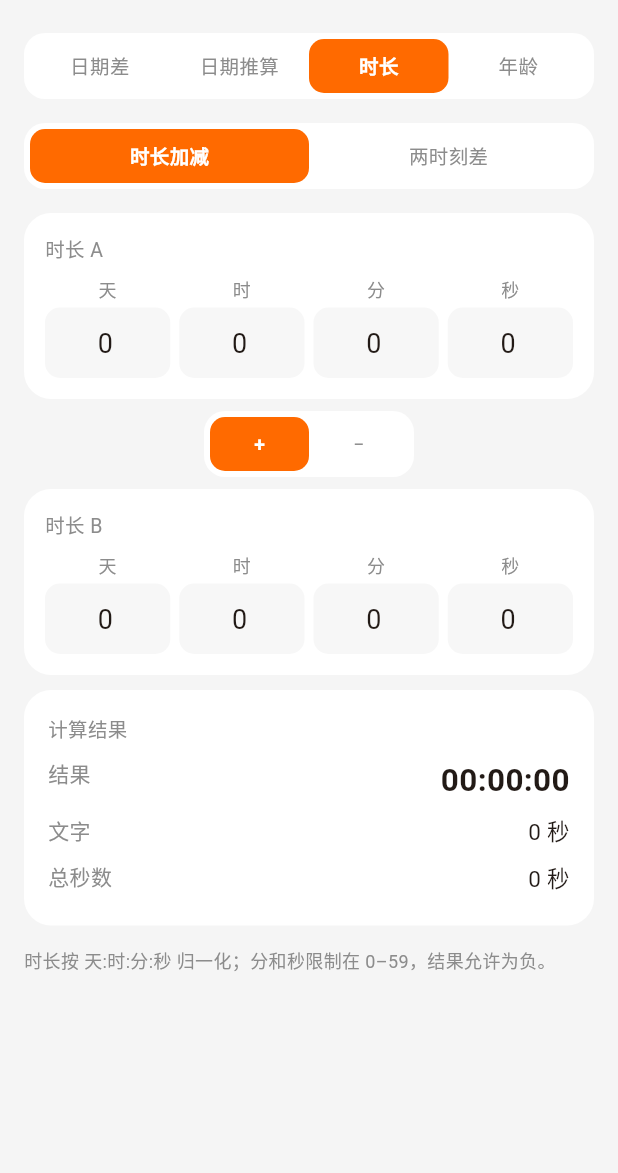
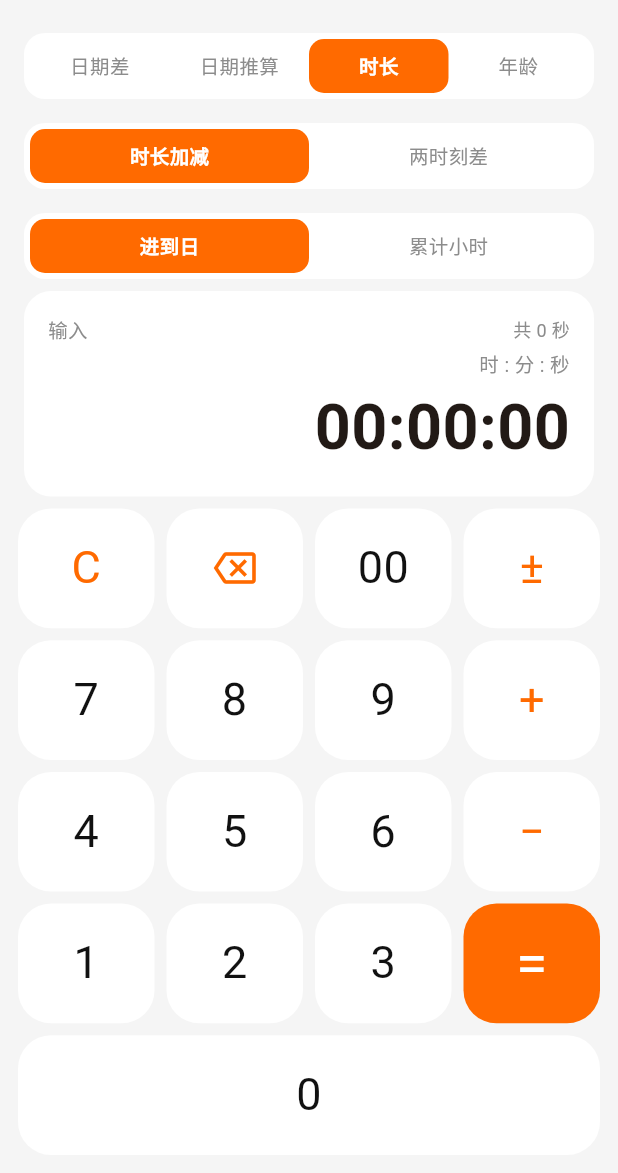
Before and after one commit to fnthinklevi/FnthinkCalculator, a Flutter app: the TimeCalculatorPage screen opened directly, after a tap on "日期推算", after a tap on "时长", on a phone screen of 412 x 824 dp, the part 63-1236 px from its top. Run offline on Flutter 3.47's test engine with Material 3 defaults, Android fonts, the phone set to English and light mode, and no system bars; our stand-ins replace shared_preferences; accounts and stored records are empty.

Commit message:
feat: 时分秒计算器键盘与进位开关
- 单行 H:MM:SS 显示 + 内置数字键盘，数字按 60 进制自动归一化
- 加减、正负、退格、清空、双零；结果可选“进到日/累计小时”
- 复用主计算器按键样式，输入时不再弹出系统键盘
- 113 项测试，模拟器 1:30:00+0:45:00=02:15:00 走查通过

```diff
--- a/lib/app/app_scope.dart
+++ b/lib/app/app_scope.dart
@@ -14,4 +14,8 @@ class AppScope extends InheritedNotifier<SettingsController> {
     assert(scope != null, 'AppScope not found in widget tree');
     return scope!.notifier!;
   }
+
+  static SettingsController? maybeOf(BuildContext context) {
+    return context.dependOnInheritedWidgetOfExactType<AppScope>()?.notifier;
+  }
 }
--- a/lib/core/utils/duration_calc.dart
+++ b/lib/core/utils/duration_calc.dart
@@ -1,4 +1,34 @@
 String twoDigits(int value) => value.toString().padLeft(2, '0');
+
+int secondsFromTimeDigits(String digits) {
+  if (digits.isEmpty) {
+    return 0;
+  }
+  final secondsPart = digits.length <= 2
+      ? digits
+      : digits.substring(digits.length - 2);
+  final minuteEnd = digits.length - 2;
+  final minuteStart = minuteEnd > 2 ? minuteEnd - 2 : 0;
+  final minutesPart = minuteEnd > 0
+      ? digits.substring(minuteStart, minuteEnd)
+      : '';
+  final hoursPart = minuteStart > 0 ? digits.substring(0, minuteStart) : '';
+  final seconds = int.tryParse(secondsPart) ?? 0;
+  final minutes = minutesPart.isEmpty ? 0 : int.tryParse(minutesPart) ?? 0;
+  final hours = hoursPart.isEmpty ? 0 : int.tryParse(hoursPart) ?? 0;
+  return hours * 3600 + minutes * 60 + seconds;
+}
+
+String formatDurationAccumulated(int totalSeconds) {
+  final negative = totalSeconds < 0;
+  final absolute = totalSeconds.abs();
+  final hours = absolute ~/ 3600;
+  final minutes = (absolute % 3600) ~/ 60;
+  final seconds = absolute % 60;
+  return '${negative ? '-' : ''}'
+      '${hours.toString().padLeft(2, '0')}:'
+      '${twoDigits(minutes)}:${twoDigits(seconds)}';
+}
 
 String formatDuration(int totalSeconds) {
   final negative = totalSeconds < 0;
--- a/lib/features/multifunction/time/duration_view.dart
+++ b/lib/features/multifunction/time/duration_view.dart
@@ -1,7 +1,10 @@
 import 'package:flutter/material.dart';
+import 'package:flutter/services.dart';
 
+import '../../../app/app_scope.dart';
 import '../../../core/utils/duration_calc.dart';
 import '../../../theme/tokens.dart';
+import '../../calculator/widgets/calc_keypad.dart';
 import 'time_widgets.dart';
 
 class DurationView extends StatefulWidget {
@@ -47,211 +50,380 @@ class _DurationArithmeticView extends StatefulWidget {
 }
 
 class _DurationArithmeticViewState extends State<_DurationArithmeticView> {
-  final _leftDays = TextEditingController(text: '0');
-  final _leftHours = TextEditingController(text: '0');
-  final _leftMinutes = TextEditingController(text: '0');
-  final _leftSeconds = TextEditingController(text: '0');
-  final _rightDays = TextEditingController(text: '0');
-  final _rightHours = TextEditingController(text: '0');
-  final _rightMinutes = TextEditingController(text: '0');
-  final _rightSeconds = TextEditingController(text: '0');
+  String _digits = '';
+  int? _operandA;
+  int? _operandB;
+  String? _operator;
+  int? _result;
+  bool _showResult = false;
+  bool _negative = false;
+  bool _carryToDays = true;
 
-  bool _subtract = false;
-
-  @override
-  void dispose() {
-    for (final controller in [
-      _leftDays,
-      _leftHours,
-      _leftMinutes,
-      _leftSeconds,
-      _rightDays,
-      _rightHours,
-      _rightMinutes,
-      _rightSeconds,
-    ]) {
-      controller.dispose();
-    }
-    super.dispose();
+  int get _entrySeconds {
+    final value = secondsFromTimeDigits(_digits);
+    return _negative ? -value : value;
   }
 
-  int? _parse(TextEditingController controller) {
-    final text = controller.text.trim();
-    if (text.isEmpty) return 0;
-    return int.tryParse(text);
+  int get _displaySeconds => _showResult ? _result! : _entrySeconds;
+
+  String get _displayText {
+    if (_showResult && _carryToDays) {
+      return formatDuration(_result!);
+    }
+    return formatDurationAccumulated(_displaySeconds);
   }
 
-  int? _total(
-    TextEditingController days,
-    TextEditingController hours,
-    TextEditingController minutes,
-    TextEditingController seconds,
-  ) {
-    final d = _parse(days);
-    final h = _parse(hours);
-    final m = _parse(minutes);
-    final s = _parse(seconds);
-    if (d == null || h == null || m == null || s == null) return null;
-    if (d < 0 || h < 0 || m < 0 || m > 59 || s < 0 || s > 59) {
-      return null;
+  String get _expressionText {
+    if (_showResult) {
+      return '${formatDurationAccumulated(_operandA!)} '
+          '$_operator ${formatDurationAccumulated(_operandB!)} =';
     }
-    return ((d * 24 + h) * 60 + m) * 60 + s;
+    if (_operator != null) {
+      return '${formatDurationAccumulated(_operandA!)} $_operator';
+    }
+    return '时 : 分 : 秒';
+  }
+
+  int get _totalSeconds => _showResult ? _result! : _entrySeconds;
+
+  void _resetCalculation() {
+    _digits = '';
+    _operandA = null;
+    _operandB = null;
+    _operator = null;
+    _result = null;
+    _showResult = false;
+    _negative = false;
+  }
+
+  void _appendDigit(String digit) {
+    if (_showResult) {
+      _resetCalculation();
+    }
+    if (_digits.length >= 9) return;
+    setState(() => _digits += digit);
+  }
+
+  void _appendDoubleZero() {
+    _appendDigit('0');
+    _appendDigit('0');
+  }
+
+  void _operatorPressed(String operator) {
+    if (_showResult) {
+      setState(() {
+        _operandA = _result;
+        _operator = operator;
+        _operandB = null;
+        _digits = '';
+        _negative = false;
+        _showResult = false;
+        _result = null;
+      });
+      return;
+    }
+    if (_operator != null && _digits.isEmpty) {
+      setState(() => _operator = operator);
+      return;
+    }
+    setState(() {
+      _operandA = _entrySeconds;
+      _operator = operator;
+      _operandB = null;
+      _digits = '';
+      _negative = false;
+    });
+  }
+
+  void _equalsPressed() {
+    if (_showResult || _operator == null || _operandA == null) {
+      return;
+    }
+    setState(() {
+      final right = _entrySeconds;
+      _operandB = right;
+      _result = _operator == '+' ? _operandA! + right : _operandA! - right;
+      _showResult = true;
+      _digits = '';
+      _negative = false;
+    });
+  }
+
+  void _signPressed() {
+    setState(() {
+      if (_showResult) {
+        _resetCalculation();
+      }
+      _negative = !_negative;
+    });
+  }
+
+  void _backspacePressed() {
+    setState(() {
+      if (_showResult) {
+        _resetCalculation();
+        return;
+      }
+      if (_digits.isNotEmpty) {
+        _digits = _digits.substring(0, _digits.length - 1);
+      }
+    });
+  }
+
+  void _clearPressed() {
+    setState(_resetCalculation);
+  }
+
+  void _setCarryToDays(bool value) {
+    if (_carryToDays == value) return;
+    setState(() => _carryToDays = value);
   }
 
   @override
   Widget build(BuildContext context) {
-    final left = _total(_leftDays, _leftHours, _leftMinutes, _leftSeconds);
-    final right = _total(_rightDays, _rightHours, _rightMinutes, _rightSeconds);
-    final total = left == null || right == null
-        ? null
-        : (_subtract ? left - right : left + right);
-    final error = total == null ? '天/时需为非负整数，分/秒需在 0–59 之间' : null;
+    final settings = AppScope.maybeOf(context);
+    void press(VoidCallback action) {
+      if (settings?.haptics ?? true) {
+        HapticFeedback.lightImpact();
+      }
+      action();
+    }
 
-    return ListView(
-      padding: const EdgeInsets.fromLTRB(16, 8, 16, 24),
+    return Column(
       children: [
-        _inputCard(
-          title: '时长 A',
-          daysKey: 'duration-left-days',
-          hoursKey: 'duration-left-hours',
-          minutesKey: 'duration-left-minutes',
-          secondsKey: 'duration-left-seconds',
-          days: _leftDays,
-          hours: _leftHours,
-          minutes: _leftMinutes,
-          seconds: _leftSeconds,
+        Padding(
+          padding: const EdgeInsets.fromLTRB(16, 8, 16, 8),
+          child: SegmentedTabs(
+            labels: const ['进到日', '累计小时'],
+            index: _carryToDays ? 0 : 1,
+            onChanged: (index) => _setCarryToDays(index == 0),
+            keyPrefix: 'duration-carry',
+          ),
         ),
         Padding(
-          padding: const EdgeInsets.symmetric(vertical: 8),
-          child: Center(
-            child: SizedBox(
-              width: 140,
-              child: SegmentedTabs(
-                labels: const ['+', '−'],
-                index: _subtract ? 1 : 0,
-                onChanged: (index) => setState(() => _subtract = index == 1),
-                keyPrefix: 'duration-op',
-              ),
-            ),
-          ),
+          padding: const EdgeInsets.fromLTRB(16, 0, 16, 8),
+          child: _displayCard(context),
         ),
-        _inputCard(
-          title: '时长 B',
-          daysKey: 'duration-right-days',
-          hoursKey: 'duration-right-hours',
-          minutesKey: 'duration-right-minutes',
-          secondsKey: 'duration-right-seconds',
-          days: _rightDays,
-          hours: _rightHours,
-          minutes: _rightMinutes,
-          seconds: _rightSeconds,
-        ),
-        if (error != null)
-          Padding(
-            padding: const EdgeInsets.only(top: 10),
-            child: Text(
-              error,
-              style: const TextStyle(fontSize: 13, color: CalcColors.error),
-            ),
-          ),
-        if (total != null) ...[
-          const SizedBox(height: 10),
-          TimeResultCard(
-            title: '计算结果',
-            rows: [
-              TimeResultRow(
-                label: '结果',
-                value: formatDuration(total),
-                emphasized: true,
-                valueKey: const Key('duration-result'),
-              ),
-              TimeResultRow(label: '文字', value: formatDurationVerbose(total)),
-              TimeResultRow(
-                label: '总秒数',
-                value: '${formatCount(total)} 秒',
-                valueKey: const Key('duration-total-seconds'),
-              ),
-            ],
-          ),
-        ],
-        const TimeNote(text: '时长按 天:时:分:秒 归一化；分和秒限制在 0–59，结果允许为负。'),
+        Expanded(child: _keypad(press)),
       ],
     );
   }
 
-  Widget _inputCard({
-    required String title,
-    required String daysKey,
-    required String hoursKey,
-    required String minutesKey,
-    required String secondsKey,
-    required TextEditingController days,
-    required TextEditingController hours,
-    required TextEditingController minutes,
-    required TextEditingController seconds,
-  }) {
+  Widget _displayCard(BuildContext context) {
     final secondary = CalcColors.secondaryText(context);
     return Container(
-      padding: const EdgeInsets.all(14),
+      padding: const EdgeInsets.all(16),
       decoration: BoxDecoration(
         color: CalcColors.keyBackground(context),
         borderRadius: BorderRadius.circular(CalcRadius.card),
       ),
       child: Column(
-        crossAxisAlignment: CrossAxisAlignment.start,
+        crossAxisAlignment: CrossAxisAlignment.stretch,
         children: [
-          Text(title, style: TextStyle(fontSize: 13, color: secondary)),
-          const SizedBox(height: 8),
           Row(
             children: [
-              _field('天', daysKey, days),
-              const SizedBox(width: 6),
-              _field('时', hoursKey, hours),
-              const SizedBox(width: 6),
-              _field('分', minutesKey, minutes),
-              const SizedBox(width: 6),
-              _field('秒', secondsKey, seconds),
+              Text(
+                _showResult ? '结果' : '输入',
+                style: TextStyle(fontSize: 13, color: secondary),
+              ),
+              const Spacer(),
+              Text(
+                '共 ${formatCount(_totalSeconds)} 秒',
+                key: const Key('duration-calc-total-seconds'),
+                style: TextStyle(fontSize: 12, color: secondary),
+              ),
             ],
+          ),
+          const SizedBox(height: 4),
+          Text(
+            _expressionText,
+            key: const Key('duration-calc-expression'),
+            maxLines: 1,
+            overflow: TextOverflow.ellipsis,
+            textAlign: TextAlign.right,
+            style: TextStyle(fontSize: 13, color: secondary),
+          ),
+          const SizedBox(height: 2),
+          SizedBox(
+            width: double.infinity,
+            child: FittedBox(
+              fit: BoxFit.scaleDown,
+              alignment: Alignment.centerRight,
+              child: Text(
+                _displayText,
+                key: const Key('duration-calc-display'),
+                style: TextStyle(
+                  fontSize: 42,
+                  fontWeight: FontWeight.w600,
+                  fontFeatures: CalcText.tabular,
+                  color: Theme.of(context).colorScheme.onSurface,
+                ),
+              ),
+            ),
           ),
         ],
       ),
     );
   }
 
-  Widget _field(
-    String label,
-    String keyName,
-    TextEditingController controller,
-  ) {
-    return Expanded(
+  Widget _keypad(void Function(VoidCallback) press) {
+    Widget key({
+      required String id,
+      String label = '',
+      required String semantic,
+      IconData? icon,
+      bool operator = false,
+      bool equals = false,
+      required VoidCallback onTap,
+    }) {
+      return CalcKey(
+        keyId: id,
+        semanticLabel: semantic,
+        label: label,
+        icon: icon,
+        isOperator: operator,
+        isEquals: equals,
+        onPressed: () => press(onTap),
+      );
+    }
+
+    Widget row(List<Widget> keys) {
+      final children = <Widget>[];
+      for (var index = 0; index < keys.length; index++) {
+        children.add(Expanded(child: keys[index]));
+        if (index != keys.length - 1) {
+          children.add(const SizedBox(width: CalcSpacing.keyGap));
+        }
+      }
+      return Expanded(child: Row(children: children));
+    }
+
+    return Padding(
+      padding: const EdgeInsets.fromLTRB(12, 0, 12, 12),
       child: Column(
         children: [
-          Text(
-            label,
-            style: TextStyle(
-              fontSize: 12,
-              color: CalcColors.secondaryText(context),
+          row([
+            key(
+              id: 'duration-key-clear',
+              label: 'C',
+              semantic: '清空',
+              operator: true,
+              onTap: _clearPressed,
             ),
-          ),
-          const SizedBox(height: 4),
-          TextField(
-            key: Key(keyName),
-            controller: controller,
-            keyboardType: TextInputType.number,
-            textAlign: TextAlign.center,
-            onChanged: (_) => setState(() {}),
-            style: const TextStyle(fontSize: 18),
-            decoration: InputDecoration(
-              isDense: true,
-              filled: true,
-              fillColor: CalcColors.displayBackground(context),
-              contentPadding: const EdgeInsets.symmetric(vertical: 10),
-              border: OutlineInputBorder(
-                borderRadius: BorderRadius.circular(10),
-                borderSide: BorderSide.none,
-              ),
+            key(
+              id: 'duration-key-backspace',
+              semantic: '退格',
+              icon: Icons.backspace_outlined,
+              operator: true,
+              onTap: _backspacePressed,
             ),
-          ),
+            key(
+              id: 'duration-key-00',
+              label: '00',
+              semantic: '双零',
+              onTap: _appendDoubleZero,
+            ),
+            key(
+              id: 'duration-key-sign',
+              label: '±',
+              semantic: '正负号',
+              operator: true,
+              onTap: _signPressed,
+            ),
+          ]),
+          const SizedBox(height: CalcSpacing.keyGap),
+          row([
+            key(
+              id: 'duration-key-7',
+              label: '7',
+              semantic: '7',
+              onTap: () => _appendDigit('7'),
+            ),
+            key(
+              id: 'duration-key-8',
+              label: '8',
+              semantic: '8',
+              onTap: () => _appendDigit('8'),
+            ),
+            key(
+              id: 'duration-key-9',
+              label: '9',
+              semantic: '9',
+              onTap: () => _appendDigit('9'),
+            ),
+            key(
+              id: 'duration-key-add',
+              label: '+',
+              semantic: '加',
+              operator: true,
+              onTap: () => _operatorPressed('+'),
+            ),
+          ]),
+          const SizedBox(height: CalcSpacing.keyGap),
+          row([
+            key(
+              id: 'duration-key-4',
+              label: '4',
+              semantic: '4',
+              onTap: () => _appendDigit('4'),
+            ),
+            key(
+              id: 'duration-key-5',
+              label: '5',
+              semantic: '5',
+              onTap: () => _appendDigit('5'),
+            ),
+            key(
+              id: 'duration-key-6',
+              label: '6',
+              semantic: '6',
+              onTap: () => _appendDigit('6'),
+            ),
+            key(
+              id: 'duration-key-subtract',
+              label: '−',
+              semantic: '减',
+              operator: true,
+              onTap: () => _operatorPressed('−'),
+            ),
+          ]),
+          const SizedBox(height: CalcSpacing.keyGap),
+          row([
+            key(
+              id: 'duration-key-1',
+              label: '1',
+              semantic: '1',
+              onTap: () => _appendDigit('1'),
+            ),
+            key(
+              id: 'duration-key-2',
+              label: '2',
+              semantic: '2',
+              onTap: () => _appendDigit('2'),
+            ),
+            key(
+              id: 'duration-key-3',
+              label: '3',
+              semantic: '3',
+              onTap: () => _appendDigit('3'),
+            ),
+            key(
+              id: 'duration-key-equals',
+              label: '=',
+              semantic: '等于',
+              equals: true,
+              onTap: _equalsPressed,
+            ),
+          ]),
+          const SizedBox(height: CalcSpacing.keyGap),
+          row([
+            key(
+              id: 'duration-key-0',
+              label: '0',
+              semantic: '0',
+              onTap: () => _appendDigit('0'),
+            ),
+          ]),
         ],
       ),
     );
```
Also changed, not shown: 4 other files.
